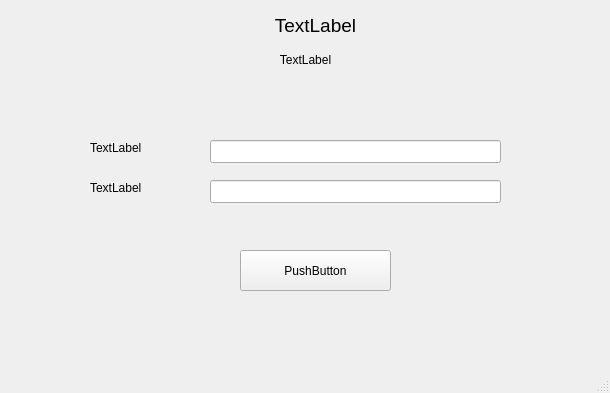
Above: Sevidor/servidor.ui from edwinibague/2019_1_d3_prc4_IbagueEdwin_LagunaJuan_SanchezCristian before the change. Below: the same form after it.
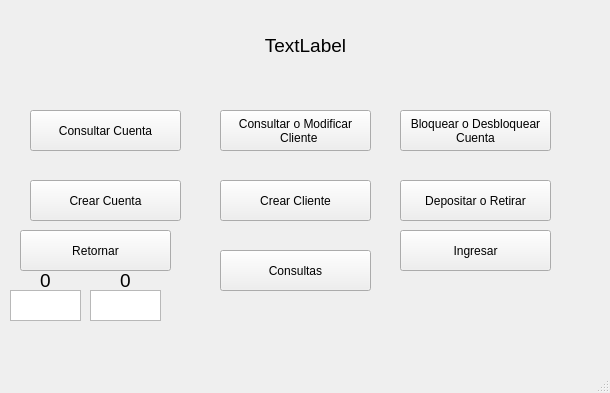
That is the form after the change.

```diff
--- a/Sevidor/servidor.ui
+++ b/Sevidor/servidor.ui
@@ -14,11 +14,38 @@
    <string>MainWindow</string>
   </property>
   <widget class="QWidget" name="centralwidget">
+   <widget class="QPushButton" name="pushButton_2">
+    <property name="geometry">
+     <rect>
+      <x>220</x>
+      <y>110</y>
+      <width>151</width>
+      <height>41</height>
+     </rect>
+    </property>
+    <property name="text">
+     <string>Consultar o Modificar
+  Cliente</string>
+    </property>
+   </widget>
+   <widget class="QPushButton" name="pushButton_7">
+    <property name="geometry">
+     <rect>
+      <x>220</x>
+      <y>250</y>
+      <width>151</width>
+      <height>41</height>
+     </rect>
+    </property>
+    <property name="text">
+     <string>Consultas</string>
+    </property>
+   </widget>
    <widget class="QLabel" name="label">
     <property name="geometry">
      <rect>
-      <x>40</x>
-      <y>10</y>
+      <x>30</x>
+      <y>30</y>
       <width>551</width>
       <height>31</height>
      </rect>
@@ -38,79 +65,164 @@
      <set>Qt::AlignCenter</set>
     </property>
    </widget>
+   <widget class="QPushButton" name="pushButton">
+    <property name="geometry">
+     <rect>
+      <x>30</x>
+      <y>110</y>
+      <width>151</width>
+      <height>41</height>
+     </rect>
+    </property>
+    <property name="text">
+     <string>Consultar Cuenta</string>
+    </property>
+   </widget>
+   <widget class="QPushButton" name="pushButton_6">
+    <property name="geometry">
+     <rect>
+      <x>400</x>
+      <y>180</y>
+      <width>151</width>
+      <height>41</height>
+     </rect>
+    </property>
+    <property name="text">
+     <string>Depositar o Retirar</string>
+    </property>
+   </widget>
+   <widget class="QPushButton" name="pushButton_5">
+    <property name="geometry">
+     <rect>
+      <x>220</x>
+      <y>180</y>
+      <width>151</width>
+      <height>41</height>
+     </rect>
+    </property>
+    <property name="text">
+     <string>Crear Cliente</string>
+    </property>
+   </widget>
+   <widget class="QPushButton" name="pushButton_3">
+    <property name="geometry">
+     <rect>
+      <x>400</x>
+      <y>110</y>
+      <width>151</width>
+      <height>41</height>
+     </rect>
+    </property>
+    <property name="text">
+     <string>Bloquear o Desbloquear
+Cuenta</string>
+    </property>
+   </widget>
+   <widget class="QPushButton" name="pushButton_4">
+    <property name="geometry">
+     <rect>
+      <x>30</x>
+      <y>180</y>
+      <width>151</width>
+      <height>41</height>
+     </rect>
+    </property>
+    <property name="text">
+     <string>Crear Cuenta</string>
+    </property>
+   </widget>
    <widget class="QLabel" name="label_2">
     <property name="geometry">
      <rect>
-      <x>90</x>
-      <y>50</y>
-      <width>431</width>
+      <x>0</x>
+      <y>270</y>
+      <width>91</width>
       <height>20</height>
      </rect>
     </property>
+    <property name="font">
+     <font>
+      <pointsize>14</pointsize>
+     </font>
+    </property>
+    <property name="layoutDirection">
+     <enum>Qt::LeftToRight</enum>
+    </property>
     <property name="text">
-     <string>TextLabel</string>
+     <string>0</string>
     </property>
     <property name="alignment">
      <set>Qt::AlignCenter</set>
     </property>
    </widget>
+   <widget class="QTextEdit" name="textEdit">
+    <property name="geometry">
+     <rect>
+      <x>10</x>
+      <y>290</y>
+      <width>71</width>
+      <height>31</height>
+     </rect>
+    </property>
+   </widget>
+   <widget class="QTextEdit" name="textEdit_2">
+    <property name="geometry">
+     <rect>
+      <x>90</x>
+      <y>290</y>
+      <width>71</width>
+      <height>31</height>
+     </rect>
+    </property>
+   </widget>
    <widget class="QLabel" name="label_3">
     <property name="geometry">
      <rect>
-      <x>90</x>
-      <y>140</y>
-      <width>111</width>
-      <height>16</height>
+      <x>80</x>
+      <y>270</y>
+      <width>91</width>
+      <height>20</height>
      </rect>
     </property>
-    <property name="text">
-     <string>TextLabel</string>
+    <property name="font">
+     <font>
+      <pointsize>14</pointsize>
+     </font>
     </property>
-   </widget>
-   <widget class="QLabel" name="label_4">
-    <property name="geometry">
-     <rect>
-      <x>90</x>
-      <y>180</y>
-      <width>111</width>
-      <height>16</height>
-     </rect>
+    <property name="layoutDirection">
+     <enum>Qt::LeftToRight</enum>
     </property>
     <property name="text">
-     <string>TextLabel</string>
+     <string>0</string>
     </property>
-   </widget>
-   <widget class="QLineEdit" name="lineEdit">
-    <property name="geometry">
-     <rect>
-      <x>210</x>
-      <y>140</y>
-      <width>291</width>
-      <height>23</height>
-     </rect>
+    <property name="alignment">
+     <set>Qt::AlignCenter</set>
     </property>
    </widget>
-   <widget class="QLineEdit" name="lineEdit_2">
+   <widget class="QPushButton" name="pushButton_8">
     <property name="geometry">
      <rect>
-      <x>210</x>
-      <y>180</y>
-      <width>291</width>
-      <height>23</height>
+      <x>20</x>
+      <y>230</y>
+      <width>151</width>
+      <height>41</height>
      </rect>
     </property>
+    <property name="text">
+     <string>Retornar</string>
+    </property>
    </widget>
-   <widget class="QPushButton" name="pushButton">
+   <widget class="QPushButton" name="pushButton_9">
     <property name="geometry">
      <rect>
-      <x>240</x>
-      <y>250</y>
+      <x>400</x>
+      <y>230</y>
       <width>151</width>
       <height>41</height>
      </rect>
     </property>
     <property name="text">
-     <string>PushButton</string>
+     <string>Ingresar</string>
     </property>
    </widget>
   </widget>
```
